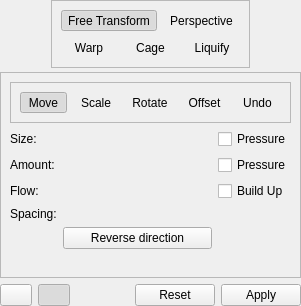
Before: the Qt Designer form krita/plugins/tools/tool_transform2/wdg_tool_transform.ui in KDE/krita, drawn with Qt 5.
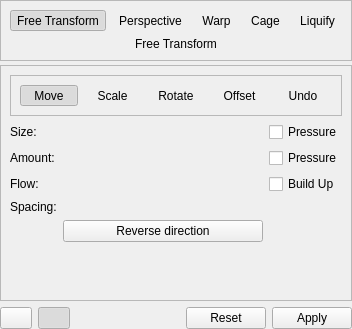
After: the same form once the commit is applied. Custom widgets are drawn as their Qt base class.

Commit message:
Added transform tool icons created by Wolthera!
Thank you very much! :)

```diff
--- a/krita/plugins/tools/tool_transform2/wdg_tool_transform.ui
+++ b/krita/plugins/tools/tool_transform2/wdg_tool_transform.ui
@@ -7,7 +7,7 @@
     <x>0</x>
     <y>0</y>
     <width>301</width>
-    <height>306</height>
+    <height>329</height>
    </rect>
   </property>
   <property name="sizePolicy">
@@ -72,7 +72,7 @@
        </property>
        <layout class="QVBoxLayout" name="verticalLayout_7">
         <item>
-         <layout class="QHBoxLayout" name="horizontalLayout_11">
+         <layout class="QHBoxLayout" name="horizontalLayout_3">
           <item>
            <widget class="QToolButton" name="freeTransformButton">
             <property name="sizePolicy">
@@ -120,10 +120,6 @@
             </property>
            </widget>
           </item>
-         </layout>
-        </item>
-        <item>
-         <layout class="QHBoxLayout" name="horizontalLayout_3">
           <item>
            <widget class="QToolButton" name="warpButton">
             <property name="sizePolicy">
@@ -195,6 +191,22 @@
           </item>
          </layout>
         </item>
+        <item>
+         <widget class="QLabel" name="lblTransformType">
+          <property name="sizePolicy">
+           <sizepolicy hsizetype="Expanding" vsizetype="Preferred">
+            <horstretch>0</horstretch>
+            <verstretch>0</verstretch>
+           </sizepolicy>
+          </property>
+          <property name="text">
+           <string>Free Transform</string>
+          </property>
+          <property name="alignment">
+           <set>Qt::AlignCenter</set>
+          </property>
+         </widget>
+        </item>
        </layout>
       </widget>
      </item>
```
Left out of the diff: 15 changed lines with no effect on the pictures. The commit also changes 44 other files.
